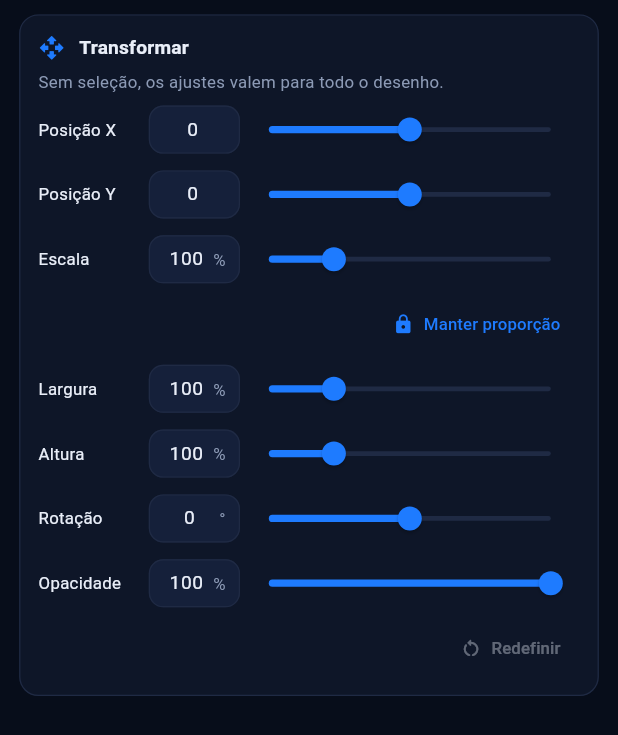
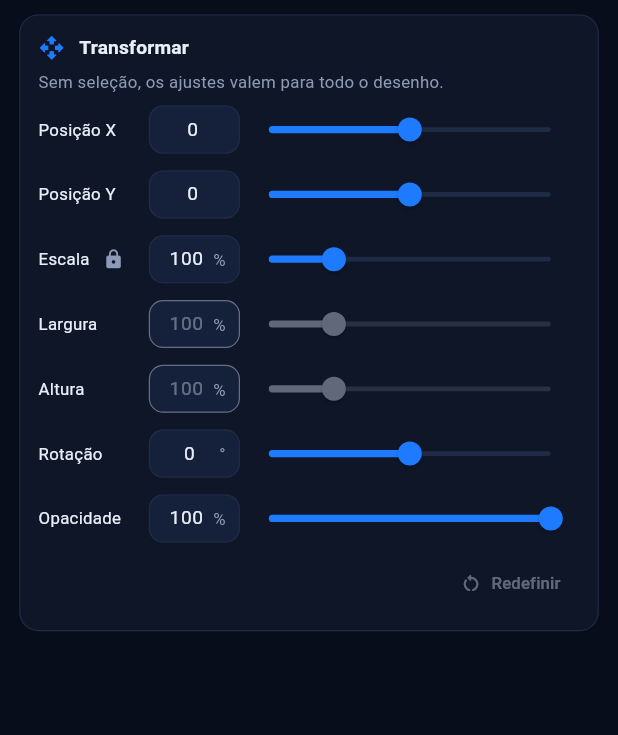
Before and after one commit to lianeheidemann/svg-motion-gallery, a Flutter app: the TransformPanel widget shown alone on an empty page, opened directly with empty values, on a phone screen of 412 x 824 dp. Shown: the top 735 px of the screen. Run offline on Flutter 3.47's test engine with Material 3 defaults, Android fonts, the phone set to English and light mode, and no system bars; our stand-ins replace file_picker, flutter_svg, share_plus, shared_preferences, web, webview_flutter; missing offline and left inert: dart:js_interop; accounts and stored records are empty; generated files the repository leaves out were written again.

Commit message:
Transform: lock next to Scale; locked = only Scale, unlocked = only Width/Height
Co-Authored-By: Claude Sonnet 5.5 <noreply@anthropic.com>
Claude-Session: https://claude.ai/code/session_012uf5b2am9PwD2VBMGKFdzP

```diff
--- a/lib/src/features/editor/panels/transform_panel.dart
+++ b/lib/src/features/editor/panels/transform_panel.dart
@@ -21,10 +21,9 @@ class TransformPanel extends StatefulWidget {
 class _TransformPanelState extends State<TransformPanel> {
   SvgTransformValues? _live;
 
-  /// While on, Width and Height move together and keep the proportion the
-  /// object had when the bar was grabbed, so nothing gets distorted.
-  var _keepProportion = true;
-  var _ratio = 1.0;
+  /// Locked (the default): only Scale can be changed, so the object keeps
+  /// its proportion. Unlocked: Width and Height are free and Scale is not.
+  var _locked = true;
 
   EditorController get _editor => widget.editor;
 
@@ -120,22 +119,25 @@ class _TransformPanelState extends State<TransformPanel> {
               onChangeEnd: (_) => _commit(),
             ),
             SliderField(
+              key: const Key('transform-scale'),
               label: l10n.scale,
+              labelTrailing: IconButton(
+                key: const Key('keep-proportion'),
+                tooltip: l10n.keepProportion,
+                visualDensity: VisualDensity.compact,
+                padding: EdgeInsets.zero,
+                constraints: const BoxConstraints.tightFor(width: 28, height: 28),
+                onPressed: () => setState(() => _locked = !_locked),
+                icon: Icon(_locked ? Icons.lock_rounded : Icons.lock_open_rounded, size: 18),
+              ),
               value: (values.scale * 100).clamp(10, 400),
               min: 10,
               max: 400,
               unit: '%',
-              onChanged: (v) => _preview(values.copyWith(scale: v.roundToDouble() / 100)),
-              onChangeEnd: (_) => _commit(),
-            ),
-            Align(
-              alignment: Alignment.centerRight,
-              child: TextButton.icon(
-                key: const Key('keep-proportion'),
-                onPressed: () => setState(() => _keepProportion = !_keepProportion),
-                icon: Icon(_keepProportion ? Icons.lock_rounded : Icons.lock_open_rounded),
-                label: Text(l10n.keepProportion),
-              ),
+              onChanged: _locked
+                  ? (v) => _preview(values.copyWith(scale: v.roundToDouble() / 100))
+                  : null,
+              onChangeEnd: _locked ? (_) => _commit() : null,
             ),
             SliderField(
               key: const Key('transform-width'),
@@ -144,17 +146,10 @@ class _TransformPanelState extends State<TransformPanel> {
               min: 10,
               max: 400,
               unit: '%',
-              onChangeStart: (_) => _ratio = values.heightFactor / values.widthFactor,
-              onChanged: (v) {
-                final w = v.roundToDouble() / 100;
-                _preview(
-                  values.copyWith(
-                    widthFactor: w,
-                    heightFactor: _keepProportion ? (w * _ratio).clamp(.1, 4) : null,
-                  ),
-                );
-              },
-              onChangeEnd: (_) => _commit(),
+              onChanged: _locked
+                  ? null
+                  : (v) => _preview(values.copyWith(widthFactor: v.roundToDouble() / 100)),
+              onChangeEnd: _locked ? null : (_) => _commit(),
             ),
             SliderField(
               key: const Key('transform-height'),
@@ -163,17 +158,10 @@ class _TransformPanelState extends State<TransformPanel> {
               min: 10,
               max: 400,
               unit: '%',
-              onChangeStart: (_) => _ratio = values.heightFactor / values.widthFactor,
-              onChanged: (v) {
-                final h = v.roundToDouble() / 100;
-                _preview(
-                  values.copyWith(
-                    heightFactor: h,
-                    widthFactor: _keepProportion ? (h / _ratio).clamp(.1, 4) : null,
-                  ),
-                );
-              },
-              onChangeEnd: (_) => _commit(),
+              onChanged: _locked
+                  ? null
+                  : (v) => _preview(values.copyWith(heightFactor: v.roundToDouble() / 100)),
+              onChangeEnd: _locked ? null : (_) => _commit(),
             ),
             SliderField(
               label: l10n.rotation,
--- a/lib/src/l10n/app_en.arb
+++ b/lib/src/l10n/app_en.arb
@@ -156,7 +156,7 @@
   "eyedropperNoColor": "No solid color here",
   "editingLight": "Editing the light version — tap for dark",
   "editingDark": "Editing the dark version — tap for light",
-  "keepProportion": "Keep proportion",
+  "keepProportion": "Lock scale (keep proportion)",
   "selectAllLayers": "Select all",
   "codeProblemGo": "Go to the problem",
   "codeMoreProblems": "+{count}",
--- a/lib/src/l10n/app_pt.arb
+++ b/lib/src/l10n/app_pt.arb
@@ -276,7 +276,7 @@
   "eyedropperNoColor": "Não há uma cor sólida aqui",
   "editingLight": "Editando a versão clara — toque para a escura",
   "editingDark": "Editando a versão escura — toque para a clara",
-  "keepProportion": "Manter proporção",
+  "keepProportion": "Travar escala (manter proporção)",
   "selectAllLayers": "Selecionar tudo",
   "codeProblemGo": "Ir para o problema",
   "codeMoreProblems": "+{count}",
--- a/packages/design_system/lib/src/widgets/slider_field.dart
+++ b/packages/design_system/lib/src/widgets/slider_field.dart
@@ -22,6 +22,7 @@ class SliderField extends StatefulWidget {
     this.fractionDigits = 0,
     this.unit = '',
     this.labelWidth = 92,
+    this.labelTrailing,
   });
 
   final String label;
@@ -34,6 +35,9 @@ class SliderField extends StatefulWidget {
   /// Suffix shown after the number, e.g. `%`, `°`, `s`, `px`.
   final String unit;
   final double labelWidth;
+
+  /// A small widget right after the label (e.g. a lock icon).
+  final Widget? labelTrailing;
   final ValueChanged<double>? onChanged;
   final ValueChanged<double>? onChangeEnd;
 
@@ -98,12 +102,21 @@ class _SliderFieldState extends State<SliderField> {
   Widget build(BuildContext context) {
     final theme = Theme.of(context);
     final value = _clamp(widget.value);
-    final label = Text(
+    final text = Text(
       widget.label,
       style: theme.textTheme.bodyMedium,
       maxLines: 2,
       overflow: TextOverflow.ellipsis,
     );
+    final label = widget.labelTrailing == null
+        ? text
+        : Row(
+            mainAxisSize: MainAxisSize.min,
+            children: [
+              Flexible(child: text),
+              widget.labelTrailing!,
+            ],
+          );
     final field = SizedBox(
       width: _fieldWidth,
       child: TextField(
```
Also changed, not shown: 1 other file.
